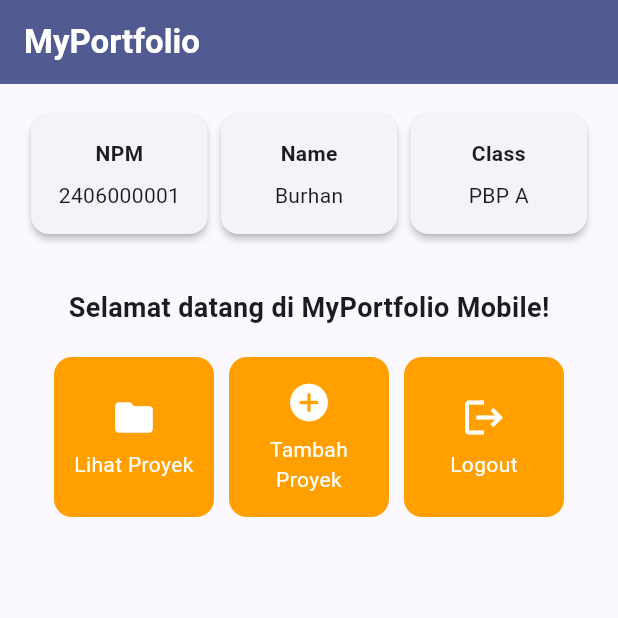
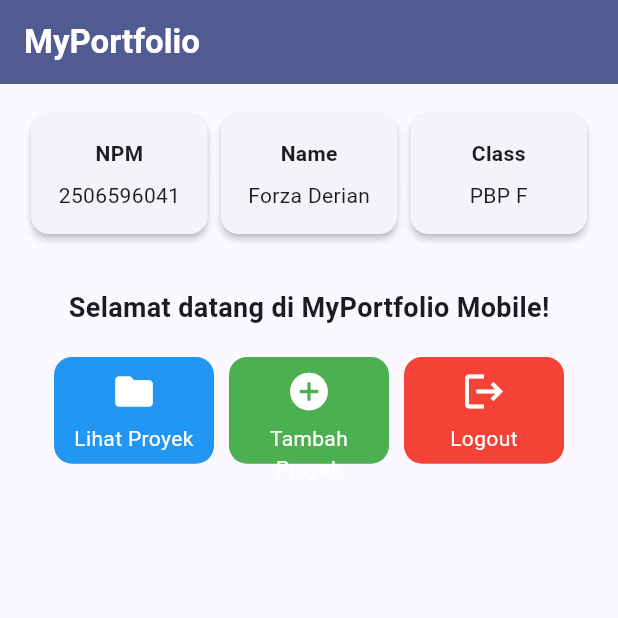
Before and after one commit to voruzaa/myportofolio_mobile, a Flutter app: the screen it shows after launch, on a phone screen of 412 x 824 dp, the top half of it. Run offline on Flutter 3.47's test engine with Material 3 defaults, Android fonts, the phone set to English and light mode, and no system bars.

Commit message:
Tugas 7: Separate colors for each buttons and replace the placeholder data

```diff
--- a/lib/menu.dart
+++ b/lib/menu.dart
@@ -3,14 +3,14 @@ import 'package:flutter/material.dart';
 class MyHomePage extends StatelessWidget {
   MyHomePage({super.key});
 
-  final String npm = "2406000001";
-  final String nama = "Burhan";
-  final String kelas = "PBP A";
+  final String npm = "2506596041";
+  final String nama = "Forza Derian";
+  final String kelas = "PBP F";
 
   final List<ItemHomepage> items = [
-    ItemHomepage("Lihat Proyek", Icons.folder),
-    ItemHomepage("Tambah Proyek", Icons.add_circle),
-    ItemHomepage("Logout", Icons.logout),
+    ItemHomepage("Lihat Proyek", Icons.folder, Colors.blue),
+    ItemHomepage("Tambah Proyek", Icons.add_circle, Colors.green),
+    ItemHomepage("Logout", Icons.logout, Colors.red),
   ];
 
   @override
@@ -21,15 +21,13 @@ class MyHomePage extends StatelessWidget {
       appBar: AppBar(
         title: const Text(
           'MyPortfolio',
-          style: TextStyle(
-            color: Colors.white,
-            fontWeight: FontWeight.bold,
-          ),
+          style: TextStyle(color: Colors.white, fontWeight: FontWeight.bold),
         ),
         backgroundColor: Theme.of(context).colorScheme.primary,
       ),
       // Body halaman utama dengan padding di sekelilingnya.
-      body: Padding(
+      body: SingleChildScrollView(
+        child: Padding(
           padding: const EdgeInsets.all(16.0),
           child: Column(
             crossAxisAlignment: CrossAxisAlignment.center,
@@ -63,11 +61,11 @@ class MyHomePage extends StatelessWidget {
 
                     // GridView menampilkan kartu tombol dalam tata letak kisi 3 kolom.
                     GridView.count(
-                    primary: true,
                       padding: const EdgeInsets.all(20),
                       crossAxisSpacing: 10,
                       mainAxisSpacing: 10,
                       crossAxisCount: 3,
+                      childAspectRatio: 1.5,
                       // shrinkWrap agar ukuran kisi menyesuaikan tinggi konten anak.
                       shrinkWrap: true,
                       children: items.map((ItemHomepage item) {
@@ -78,6 +76,7 @@ class MyHomePage extends StatelessWidget {
                 ),
               ),
             ],
+          ),
         ),
       ),
     );
@@ -103,10 +102,7 @@ class InfoCard extends StatelessWidget {
         // Menyusun teks title dan content secara vertikal.
         child: Column(
           children: [
-            Text(
-              title,
-              style: const TextStyle(fontWeight: FontWeight.bold),
-            ),
+            Text(title, style: const TextStyle(fontWeight: FontWeight.bold)),
             const SizedBox(height: 8.0),
             Text(content),
           ],
@@ -119,8 +115,9 @@ class InfoCard extends StatelessWidget {
 class ItemHomepage {
   final String name;
   final IconData icon;
+  final Color color;
 
-  ItemHomepage(this.name, this.icon);
+  ItemHomepage(this.name, this.icon, this.color);
 }
 
 class ItemCard extends StatelessWidget {
@@ -131,8 +128,7 @@ class ItemCard extends StatelessWidget {
   @override
   Widget build(BuildContext context) {
     return Material(
-      // Menggunakan warna sekunder dari skema tema aplikasi.
-      color: Theme.of(context).colorScheme.secondary,
+      color: item.color,
       borderRadius: BorderRadius.circular(12),
       child: InkWell(
         // Aksi ketika kartu ditekan oleh pengguna.
@@ -141,7 +137,9 @@ class ItemCard extends StatelessWidget {
           ScaffoldMessenger.of(context)
             ..hideCurrentSnackBar()
             ..showSnackBar(
-              SnackBar(content: Text("Kamu telah menekan tombol ${item.name}!")),
+              SnackBar(
+                content: Text("Kamu telah menekan tombol ${item.name}!"),
+              ),
             );
         },
         child: Container(
@@ -150,11 +148,7 @@ class ItemCard extends StatelessWidget {
             child: Column(
               mainAxisAlignment: MainAxisAlignment.center,
               children: [
-                Icon(
-                  item.icon,
-                  color: Colors.white,
-                  size: 30.0,
-                ),
+                Icon(item.icon, color: Colors.white, size: 30.0),
                 const Padding(padding: EdgeInsets.all(3)),
                 Text(
                   item.name,
```
Lines whose indentation alone changed are shown as unchanged.
